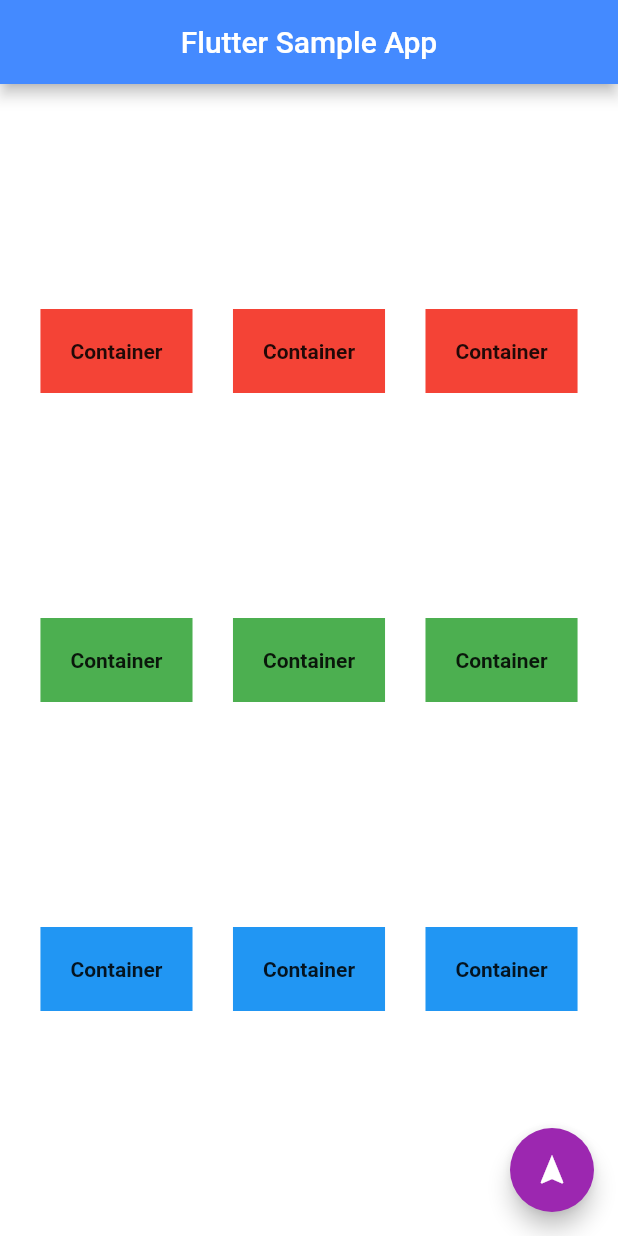
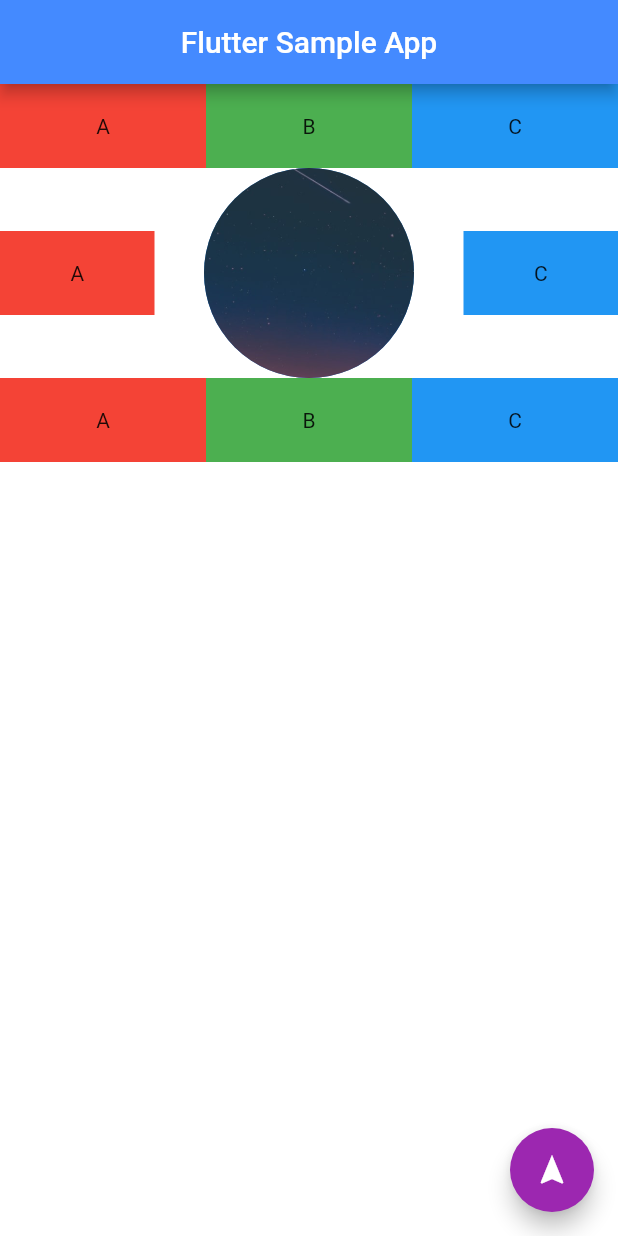
Before and after one commit to kush11251/flutter_study_app, a Flutter app: the screen it shows after launch, on a phone screen of 412 x 824 dp. Run offline on Flutter 3.47's test engine with Material 2 defaults, Android fonts, the phone set to English and light mode, and no system bars.

Commit message:
Day 4 Flutter Class Part 1 Flex Boxes, Expanded, Circle Avatar

```diff
--- a/lib/main.dart
+++ b/lib/main.dart
@@ -20,113 +20,114 @@ class FlutterBootcamp extends StatelessWidget{
           backgroundColor: Colors.blueAccent,
           centerTitle: true,
         ),
-        body: Row(
-          mainAxisAlignment: MainAxisAlignment.spaceEvenly,
-
+        body: Column(
+          //mainAxisAlignment: MainAxisAlignment.spaceEvenly,
           children: [
-            Column(
-              mainAxisAlignment: MainAxisAlignment.spaceEvenly,
+            Row(
               children: [
-                Container(
+                Expanded(
+                  flex: 1,
+                  child: Container(
+                    padding: EdgeInsets.all(20),
                     color: Colors.red,
                     child: Text(
-                    "Container",
-                    style: TextStyle(
-                      fontWeight: FontWeight.bold,
+                      "A",
+                      textAlign: TextAlign.center,
                     ),
                   ),
+                ),
+                Expanded(
+                  flex: 1,
+                  child: Container(
                     padding: EdgeInsets.all(20),
-                ),
-                Container(
                     color: Colors.green,
                     child: Text(
-                    "Container",
-                    style: TextStyle(
-                      fontWeight: FontWeight.bold,
+                        "B",
+                      textAlign: TextAlign.center,
                     ),
                   ),
+                ),
+                Expanded(
+                  flex: 1,
+                  child: Container(
                     padding: EdgeInsets.all(20),
-                ),
-                Container(
                     color: Colors.blue,
                     child: Text(
-                    "Container",
-                    style: TextStyle(
-                      fontWeight: FontWeight.bold,
+                        "C",
+                      textAlign: TextAlign.center,
                     ),
                   ),
-                  padding: EdgeInsets.all(20),
-                ),
+                )
               ],
             ),
-            Column(
-              mainAxisAlignment: MainAxisAlignment.spaceEvenly,
+            Row(
               children: [
-                Container(
+                Expanded(
+                  flex: 1,
+                  child: Container(
+                    padding: EdgeInsets.all(20),
                     color: Colors.red,
                     child: Text(
-                    "Container",
-                    style: TextStyle(
-                      fontWeight: FontWeight.bold,
+                      "A",
+                      textAlign: TextAlign.center,
                     ),
                   ),
+                ),
+                Expanded(
+                  flex: 2,
+                  child: CircleAvatar(
+                    backgroundImage: AssetImage('assets/sky.jpg'),
+                    radius: 70,
+                  ),
+                ),
+                Expanded(
+                  flex: 1,
+                  child: Container(
                     padding: EdgeInsets.all(20),
+                    color: Colors.blue,
+                    child: Text(
+                      "C",
+                      textAlign: TextAlign.center,
                     ),
-                Container(
+                  ),
+                )
+              ],
+            ),
+            Row(
+              children: [
+                Expanded(
+                  flex: 1,
+                  child: Container(
+                    padding: EdgeInsets.all(20),
+                    color: Colors.red,
+                    child: Text(
+                      "A",
+                      textAlign: TextAlign.center,
+                    ),
+                  ),
+                ),
+                Expanded(
+                  flex: 1,
+                  child: Container(
+                    padding: EdgeInsets.all(20),
                     color: Colors.green,
                     child: Text(
-                    "Container",
-                    style: TextStyle(
-                      fontWeight: FontWeight.bold,
+                      "B",
+                      textAlign: TextAlign.center,
                     ),
                   ),
+                ),
+                Expanded(
+                  flex: 1,
+                  child: Container(
                     padding: EdgeInsets.all(20),
-                ),
-                Container(
                     color: Colors.blue,
                     child: Text(
-                    "Container",
-                    style: TextStyle(
-                      fontWeight: FontWeight.bold,
+                      "C",
+                      textAlign: TextAlign.center,
                     ),
                   ),
-                  padding: EdgeInsets.all(20),
-                ),
-              ],
-            ),
-            Column(
-              mainAxisAlignment: MainAxisAlignment.spaceEvenly,
-              children: [
-                Container(
-                  color: Colors.red,
-                  child: Text(
-                    "Container",
-                    style: TextStyle(
-                      fontWeight: FontWeight.bold,
-                    ),
-                  ),
-                  padding: EdgeInsets.all(20),
-                ),
-                Container(
-                  color: Colors.green,
-                  child: Text(
-                    "Container",
-                    style: TextStyle(
-                      fontWeight: FontWeight.bold,
-                    ),
-                  ),
-                  padding: EdgeInsets.all(20),
-                ),
-                Container(
-                  color: Colors.blue,
-                  child: Text(
-                    "Container",
-                    style: TextStyle(
-                      fontWeight: FontWeight.bold,
-                    ),
-                  ),
-                  padding: EdgeInsets.all(20),
-                ),
+                )
               ],
             ),
           ],
```
Lines whose indentation alone changed are shown as unchanged.
